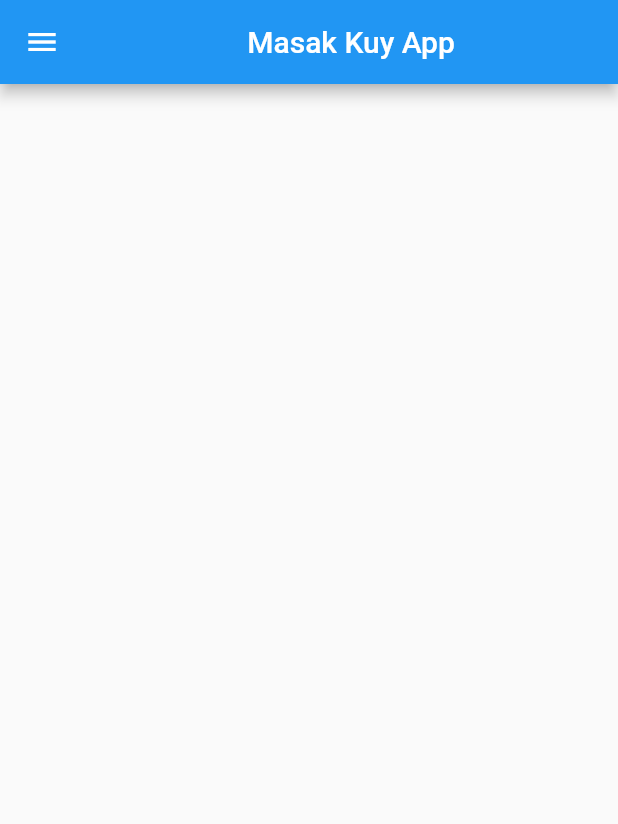
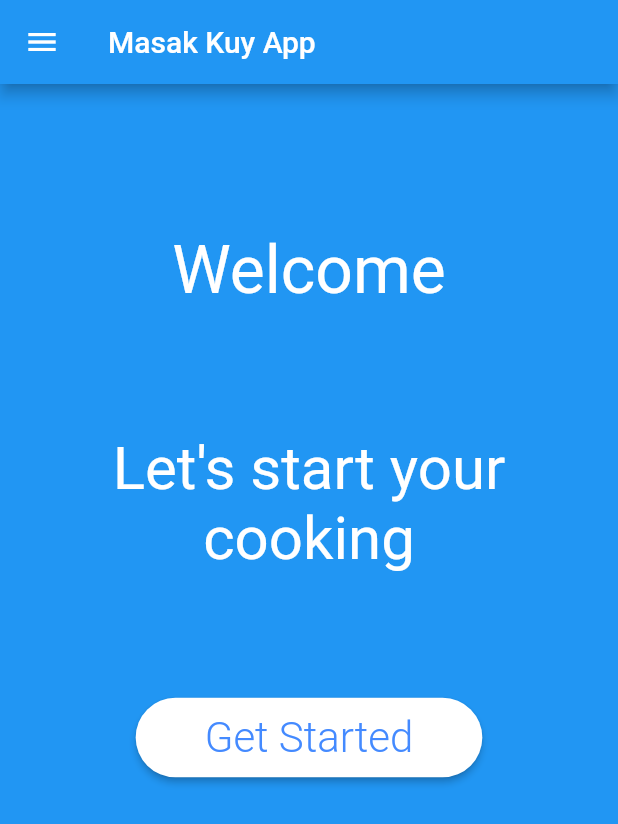
Before and after one commit to IsnantoBudi/masak_kuy-1, a Flutter app: the HomePage screen opened directly, on a phone screen of 412 x 824 dp. Shown: the top 824 px of the screen. Run offline on Flutter 3.47's test engine with Material 2 defaults, Android fonts, the phone set to English and light mode, and no system bars; drawn by our look-alikes of auto_size_text; our stand-ins replace cloud_firestore, firebase_auth, firebase_database; missing offline and left inert: flutter_webview_plugin; accounts and stored records are empty.

Commit message:
finishing, gradiasi web link

```diff
--- a/lib/pages/home_page.dart
+++ b/lib/pages/home_page.dart
@@ -1,17 +1,19 @@
 import 'package:flutter/material.dart';
 import 'package:masak_kuy/pages/Tentang.dart';
+import 'recipe_details.dart';
 import 'package:masak_kuy/services/authentication.dart';
 import 'package:firebase_database/firebase_database.dart';
 import 'package:cloud_firestore/cloud_firestore.dart';
-
+import 'package:auto_size_text/auto_size_text.dart';
 
 class HomePage extends StatefulWidget {
-  HomePage({Key key, this.auth, this.userId, this.logoutCallback})
+  HomePage({Key key, this.auth, this.userId, this.logoutCallback, this.post})
       : super(key: key);
 
   final BaseAuth auth;
   final VoidCallback logoutCallback;
   final String userId;
+  final String post;
 
   @override
   State<StatefulWidget> createState() => new _HomePageState();
@@ -26,27 +28,25 @@ class _HomePageState extends State<HomePage> {
       print(e);
     }
   }
+
   @override
   Widget build(BuildContext context) {
+
+    final _width = MediaQuery.of(context).size.width;
+    final _height = MediaQuery.of(context).size.height;
+
     return new Scaffold(
-        appBar: new AppBar( title: new Center(child: new Text('Masak Kuy App')),
-          actions: <Widget>[],
-        ),
+        appBar: AppBar(title: const Text('Masak Kuy App')),
         drawer: Drawer(
-          // Add a ListView to the drawer. This ensures the user can scroll
-          // through the options in the drawer if there isn't enough vertical
-          // space to fit everything.
           child: ListView(
-            // Important: Remove any padding from the ListView.
-            padding: EdgeInsets.zero,
             children: <Widget>[
-              DrawerHeader(
-                child: Text('Welcome to Masak Kuy App'),
-                decoration: BoxDecoration(
-                  color: Colors.blue,
-                ),
+              UserAccountsDrawerHeader(
+                accountName: Text("Masak Kuy"),
+                accountEmail: Text("masakkuy@gmail.com"),
+                decoration: BoxDecoration(color: Colors.indigo),
               ),
               ListTile(
+                leading: new Icon(Icons.home),
                 title: Text('HOME'),
                 onTap: () {
                   // Update the state of the app
@@ -56,69 +56,80 @@ class _HomePageState extends State<HomePage> {
                 },
               ),
               ListTile(
+                leading: new Icon(Icons.info_outline),
                 title: Text('TENTANG'),
                 onTap: () {
                   Navigator.push(
                     context,
-                    MaterialPageRoute(builder:(context) =>Tentang()),
+                    MaterialPageRoute(builder: (context) => Tentang()),
                   );
                 },
               ),
+              Divider(
+                height: 10.0,
+                color: Colors.black,
+              ),
               ListTile(
+                  trailing: new Icon(Icons.account_circle),
                   title: Text('LOGOUT'),
-                onTap: signOut
-
-              ),
+                  onTap: signOut),
             ],
           ),
         ),
-        body: StreamBuilder(
-          stream:Firestore.instance.collection('post').snapshots(),
-          builder:(context,snapshot){
-            if(!snapshot.hasData){
-              const Text('Loading');
-            }
-            else{
-              return ListView.builder(
-                itemCount: snapshot.data.documents.length,
-                itemBuilder: (context,index){
-                  DocumentSnapshot mypost=snapshot.data.documents[index];
-                  return Stack(
+        //menambahkan body dihomepage (lukas)
+        body: Container(
+          width: _width,
+          height: _height,
+          color: Colors.blue,
+          child: SafeArea(
+            child: Padding(
+              padding: const EdgeInsets.all(16.0),
+              child: Column(
                 children: <Widget>[
-                      Container(
-                        width: MediaQuery.of(context).size.width,
-                        height: 350.0,
-                        child:Padding(
-                          padding: EdgeInsets.only(top:8.0,bottom:8.0),
-                          child:Material(
+                  SizedBox(
+                    height: _height * 0.10,
+                  ),
+                  Text(
+                    "Welcome",
+                    style: TextStyle(fontSize: 44, color: Colors.white),
+                  ),
+                  SizedBox(
+                    height: _height * 0.10,
+                  ),
+                  AutoSizeText(
+                    "Let's start your cooking",
+                    maxLines: 2,
+                    textAlign: TextAlign.center,
+                    style: TextStyle(
+                      fontSize: 40,
                       color: Colors.white,
-                            elevation : 14.0,
-                            shadowColor: Color(0x802196f3),
-                            child: Center(child: Padding(
-                              padding: EdgeInsets.all(8.0),
-                              child: Column(children: <Widget>[
-                                Container(
-                                  width: MediaQuery.of(context).size.width,
-                                  height:200.0,
-                                  child: Image.network(
-                                    '${mypost['gambar']}',
-                                    fit :BoxFit.fill
                     ),
                   ),
-                                SizedBox(height:10.0),
-                                Text('${mypost['nama']}',
-                                style:TextStyle( fontSize: 20.0,fontWeight: FontWeight.bold),
+                  SizedBox(
+                    height: _height * 0.10,
                   ),
-                              ],),
-                            ),),
+                  //fix raisedbutton dengan navigator ke recipedetails
+                  RaisedButton(
+                      color: Colors.white,
+                      shape: RoundedRectangleBorder(borderRadius: BorderRadius.circular(30.0)),
+                      child: Padding(
+                        padding: const EdgeInsets.only(top: 10.0,
+                            bottom: 10.0, left: 30.0, right: 30.0),
+
+                        child: Text("Get Started", style: TextStyle(color: Colors.blueAccent,
+                            fontSize: 28, fontWeight: FontWeight.w300),),
+                      ),
+                      onPressed: (){
+                        Navigator.push(
+                          context,
+                          MaterialPageRoute(builder: (context) => RecipeDetails('post')),
+                        );
+                      }
+                  )
+                ],
               ),
             ),
           ),
-                    ],
-                  );}
-              );
-            }
-          }
         )
     );
   }
```
Also changed, not shown: lib/Hyperlink/Hyperlink.dart (added, +29 -0 lines), lib/pages/login_signup_page.dart (+16 -7 lines), lib/pages/recipe_details.dart (added, +19 -0 lines), pubspec.yaml (+7 -0 lines), assets/logo.png (added), pubspec.lock. Lines whose indentation alone changed are shown as unchanged.
